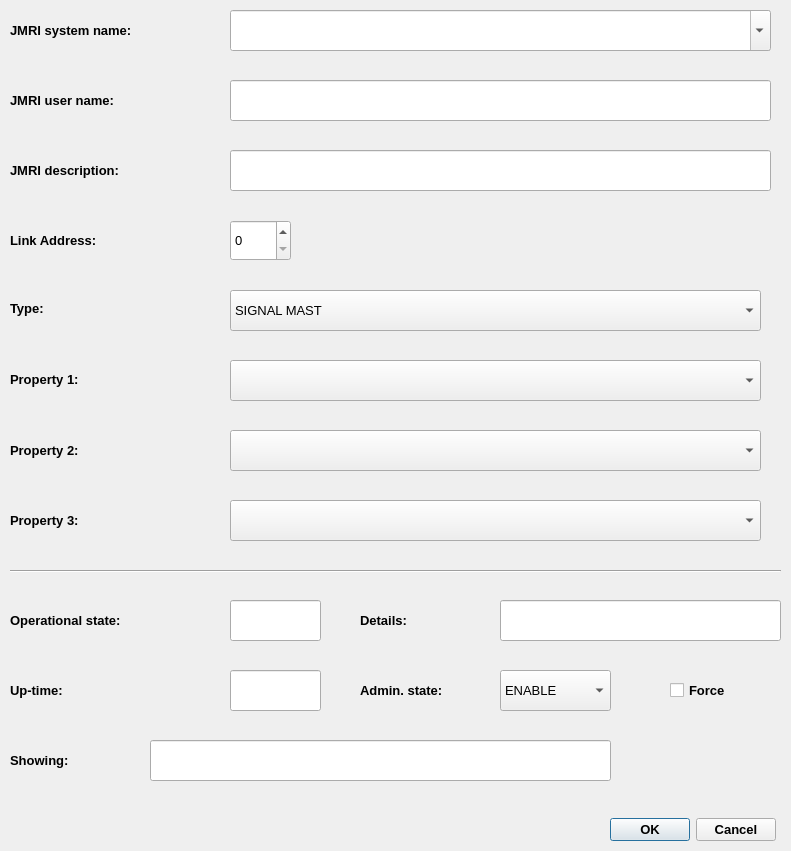
Old version of the form Server/Scripts/GenJMRI/ui/LightGroup_Dialog.ui in the repository jonasbjurel/myRailIO.
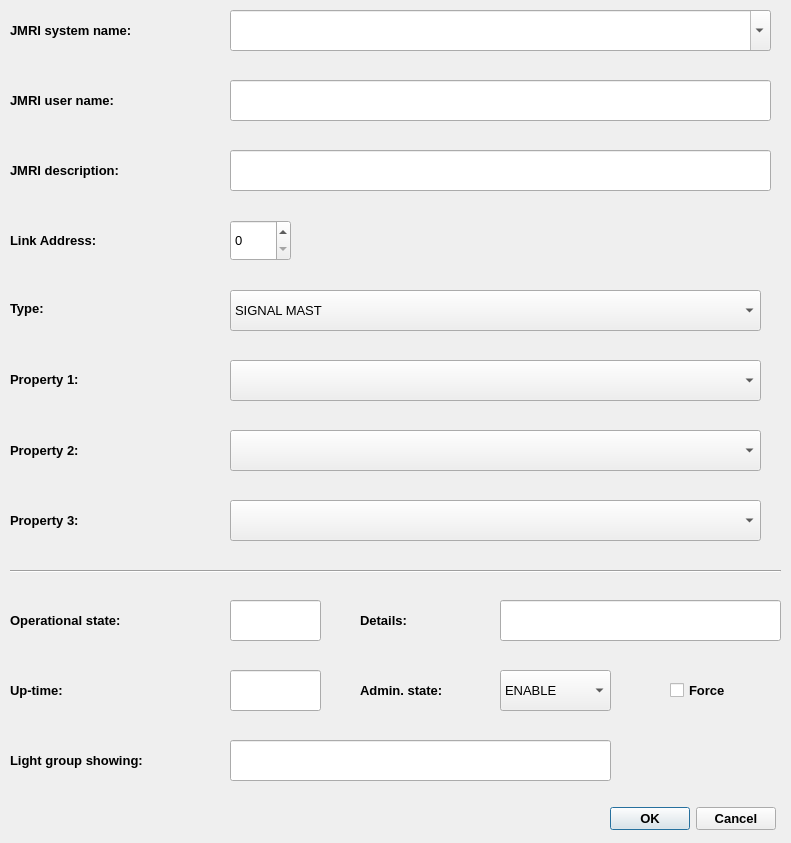
New version of the form. Icons and pictures are not drawn.

Commit message: Issue #88: Add a server GUI report showing the full topology with object types, system names, and addresses.

The edit to the form file:
```diff
--- a/Server/Scripts/GenJMRI/ui/LightGroup_Dialog.ui
+++ b/Server/Scripts/GenJMRI/ui/LightGroup_Dialog.ui
@@ -7,7 +7,7 @@
     <x>0</x>
     <y>0</y>
     <width>791</width>
-    <height>851</height>
+    <height>843</height>
    </rect>
   </property>
   <property name="windowTitle">
@@ -174,7 +174,7 @@
    <property name="geometry">
     <rect>
      <x>605</x>
-     <y>814</y>
+     <y>803</y>
      <width>171</width>
      <height>31</height>
     </rect>
@@ -344,9 +344,9 @@
   <widget class="QLineEdit" name="lgShowingLineEdit">
    <property name="geometry">
     <rect>
-     <x>150</x>
+     <x>230</x>
      <y>740</y>
-     <width>461</width>
+     <width>381</width>
      <height>41</height>
     </rect>
    </property>
@@ -367,7 +367,7 @@
     <rect>
      <x>10</x>
      <y>740</y>
-     <width>141</width>
+     <width>221</width>
      <height>41</height>
     </rect>
    </property>
@@ -379,7 +379,7 @@
     </font>
    </property>
    <property name="text">
-    <string>Showing:</string>
+    <string>Light group showing:</string>
    </property>
   </widget>
   <widget class="QLabel" name="label_16">
```
The commit also changes 18 other files.
